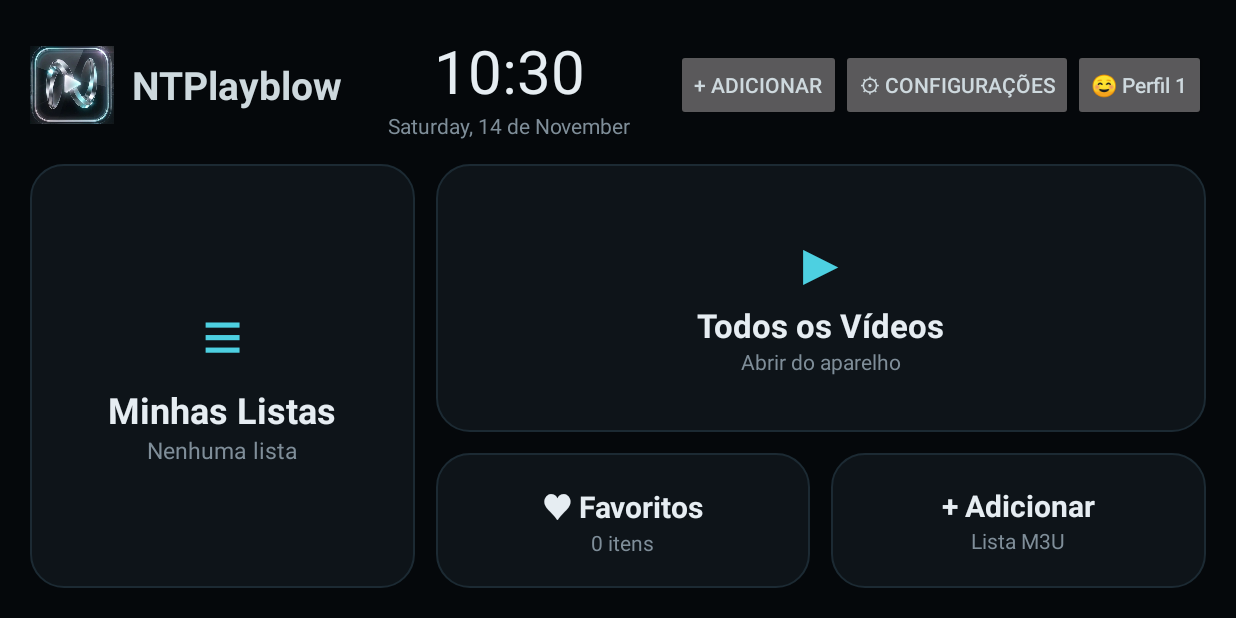
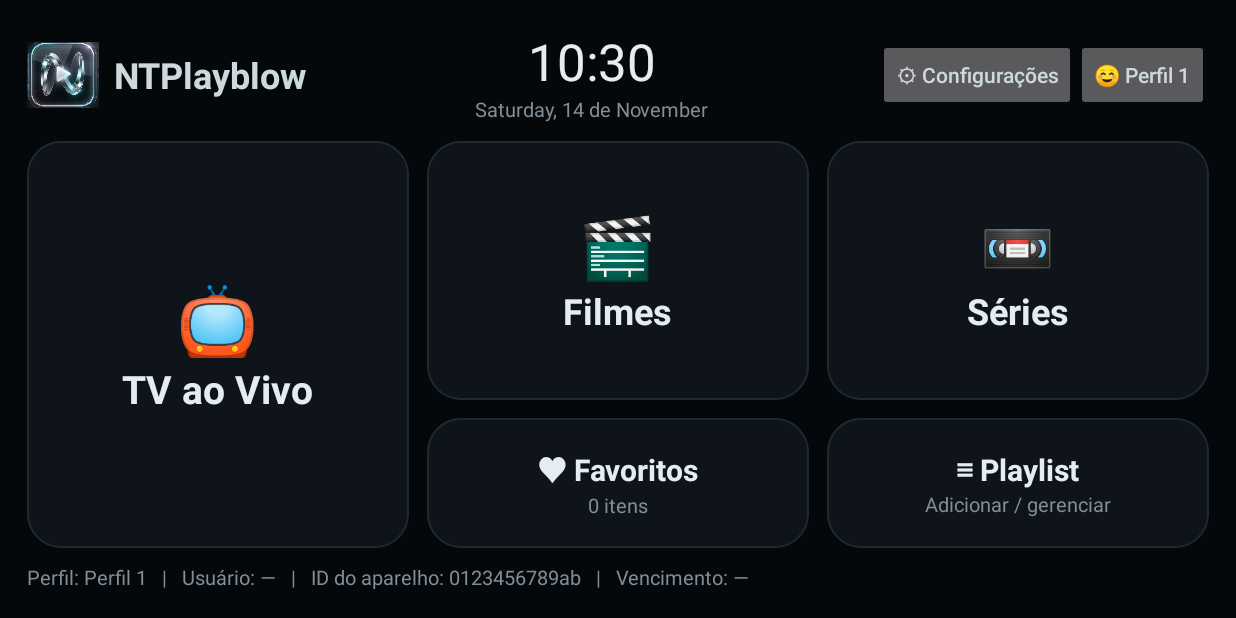
Before and after one commit to NataNpg/NTPlayblow, an Android app: the HomeActivity screen opened directly, with no data from a screen before it, on a phone screen of 824 x 412 dp (held sideways). Run offline under Robolectric (Android 15) with nearby library versions, the phone set to English and light mode, and no system bars.

Commit message:
Home estilo provedor (TV/Filmes/Series), diagnostico de lista vazia, logos de canais

```diff
--- a/app/src/main/java/com/ntplayblow/app/HomeActivity.kt
+++ b/app/src/main/java/com/ntplayblow/app/HomeActivity.kt
@@ -4,6 +4,10 @@ import android.app.Activity
 import android.app.AlertDialog
 import android.content.Intent
 import android.os.Bundle
+import android.provider.Settings
+import android.text.InputType
+import android.view.View
+import android.widget.EditText
 import android.widget.TextView
 
 class HomeActivity : Activity() {
@@ -12,34 +16,53 @@ class HomeActivity : Activity() {
     override fun onCreate(b: Bundle?) {
         super.onCreate(b)
         setContentView(R.layout.activity_home)
-        go(R.id.tile_lists, null, null)
-        go(R.id.tile_favs, "cat", "Favoritos")
-        go(R.id.tile_videos, "pick", "video")
-        go(R.id.tile_add, "pick", "list")
-        go(R.id.add_top, "pick", "list")
-        findViewById<android.view.View>(R.id.profile).setOnClickListener {
-            startActivity(Intent(this, ProfileActivity::class.java))
-        }
+        open(R.id.tile_live) { putExtra("type", "live") }
+        open(R.id.tile_movies) { putExtra("type", "movie") }
+        open(R.id.tile_series) { putExtra("type", "series") }
+        open(R.id.tile_favs) { putExtra("cat", "Favoritos") }
+        click(R.id.tile_playlist) { playlistMenu() }
+        click(R.id.settings) { startActivity(Intent(this, SettingsActivity::class.java)) }
+        click(R.id.profile) { startActivity(Intent(this, ProfileActivity::class.java)) }
         // com mais de um perfil, pergunta quem está assistindo ao abrir o app
         if (!Store.chosen && Store.ids(this).size > 1) startActivity(Intent(this, ProfileActivity::class.java))
-        findViewById<android.view.View>(R.id.settings).setOnClickListener {
-            startActivity(Intent(this, SettingsActivity::class.java))
-        }
     }
 
-    // abre a tela de canais, opcionalmente com uma ação inicial
-    private fun go(id: Int, key: String?, value: String?) =
-        findViewById<android.view.View>(id).setOnClickListener {
-            startActivity(Intent(this, MainActivity::class.java).apply { if (key != null) putExtra(key, value) })
-        }
+    private fun click(id: Int, f: () -> Unit) = findViewById<View>(id).setOnClickListener { f() }
+
+    private fun open(id: Int, extra: Intent.() -> Unit) =
+        click(id) { startActivity(Intent(this, MainActivity::class.java).apply(extra)) }
+
+    private fun playlistMenu() {
+        AlertDialog.Builder(this).setTitle("Playlist")
+            .setItems(arrayOf("Receber pelo celular (QR)", "Escolher arquivo M3U", "Colar link")) { _, i ->
+                when (i) {
+                    0 -> startActivity(Intent(this, ReceiveActivity::class.java))
+                    1 -> startActivity(Intent(this, MainActivity::class.java).putExtra("pick", "list"))
+                    else -> linkDialog()
+                }
+            }.show()
+    }
+
+    private fun linkDialog() {
+        val e = EditText(this).apply { inputType = InputType.TYPE_TEXT_VARIATION_URI; hint = "http://…"; setSingleLine() }
+        AlertDialog.Builder(this).setTitle("Link da lista M3U").setView(e)
+            .setNegativeButton("Cancelar", null)
+            .setPositiveButton("Abrir") { _, _ ->
+                val s = e.text.toString().trim()
+                if (s.startsWith("http://") || s.startsWith("https://"))
+                    startActivity(Intent(this, MainActivity::class.java).putExtra("url", s))
+            }.show()
+    }
 
     override fun onResume() {
         super.onResume()
         val id = Store.cur(this)
         findViewById<TextView>(R.id.profile).text = Store.AVATARS[Store.av(this, id)].first + " " + Store.name(this, id)
-        val n = prefs.getInt("last_count", 0)
-        findViewById<TextView>(R.id.sub_lists).text = if (n > 0) "$n canais" else "Nenhuma lista"
         findViewById<TextView>(R.id.sub_favs).text = (prefs.getStringSet("favs", emptySet())?.size ?: 0).toString() + " itens"
+        val dev = (Settings.Secure.getString(contentResolver, "android_id") ?: "?").take(12)
+        findViewById<TextView>(R.id.footer).text =
+            "Perfil: ${Store.name(this, id)}   |   Usuário: ${Account.user(this) ?: "—"}   |   " +
+            "ID do aparelho: $dev   |   Vencimento: ${Account.expires(this) ?: "—"}"
     }
 
     @Deprecated("back handling kept simple")
--- a/app/src/main/res/layout/activity_home.xml
+++ b/app/src/main/res/layout/activity_home.xml
@@ -1,87 +1,93 @@
 <?xml version="1.0" encoding="utf-8"?>
 <LinearLayout xmlns:android="http://schemas.android.com/apk/res/android"
     android:layout_width="match_parent" android:layout_height="match_parent"
-    android:orientation="vertical" android:background="#05080B" android:padding="20dp">
+    android:orientation="vertical" android:background="#05080B" android:padding="18dp">
 
     <LinearLayout
         android:layout_width="match_parent" android:layout_height="wrap_content"
         android:orientation="horizontal" android:gravity="center_vertical">
-        <ImageView android:layout_width="56dp" android:layout_height="56dp"
+        <ImageView android:layout_width="48dp" android:layout_height="48dp"
             android:src="@drawable/logo_icon" android:contentDescription="NTPlayblow"/>
         <TextView android:layout_width="wrap_content" android:layout_height="wrap_content"
-            android:text="NTPlayblow" android:textColor="#CED9DE" android:textSize="26sp"
-            android:textStyle="bold" android:paddingStart="12dp"/>
+            android:text="NTPlayblow" android:textColor="#CED9DE" android:textSize="24sp"
+            android:textStyle="bold" android:paddingStart="10dp"/>
         <LinearLayout android:layout_width="0dp" android:layout_height="wrap_content"
             android:layout_weight="1" android:orientation="vertical" android:gravity="center_horizontal">
             <TextClock android:layout_width="wrap_content" android:layout_height="wrap_content"
                 android:format24Hour="HH:mm" android:format12Hour="HH:mm"
-                android:textColor="#E6EDF2" android:textSize="40sp"/>
+                android:textColor="#E6EDF2" android:textSize="34sp"/>
             <TextClock android:layout_width="wrap_content" android:layout_height="wrap_content"
                 android:format24Hour="EEEE, d 'de' MMMM" android:format12Hour="EEEE, d 'de' MMMM"
-                android:textColor="#7F8E99" android:textSize="14sp"/>
+                android:textColor="#7F8E99" android:textSize="13sp"/>
         </LinearLayout>
-        <Button android:id="@+id/add_top" android:layout_width="wrap_content" android:layout_height="wrap_content"
-            android:text="+ Adicionar"/>
         <Button android:id="@+id/settings" android:layout_width="wrap_content" android:layout_height="wrap_content"
-            android:text="⚙ Configurações"/>
+            android:text="⚙ Configurações" android:textAllCaps="false"/>
         <Button android:id="@+id/profile" android:layout_width="wrap_content" android:layout_height="wrap_content"
             android:text="Perfil" android:textAllCaps="false"/>
     </LinearLayout>
 
     <LinearLayout
         android:layout_width="match_parent" android:layout_height="0dp" android:layout_weight="1"
-        android:orientation="horizontal" android:layout_marginTop="16dp">
+        android:orientation="horizontal" android:layout_marginTop="12dp">
 
-        <LinearLayout android:id="@+id/tile_lists"
+        <LinearLayout android:id="@+id/tile_live"
             android:layout_width="0dp" android:layout_height="match_parent" android:layout_weight="1"
             android:orientation="vertical" android:gravity="center" android:background="@drawable/bg_tile"
             android:clickable="true" android:focusable="true">
             <TextView android:layout_width="wrap_content" android:layout_height="wrap_content"
-                android:text="≡" android:textColor="#4DD0E1" android:textSize="48sp"/>
+                android:text="📺" android:textSize="44sp"/>
             <TextView android:layout_width="wrap_content" android:layout_height="wrap_content"
-                android:text="Minhas Listas" android:textColor="#E6EDF2" android:textSize="24sp" android:textStyle="bold"/>
-            <TextView android:id="@+id/sub_lists" android:layout_width="wrap_content" android:layout_height="wrap_content"
-                android:textColor="#7F8E99" android:textSize="15sp"/>
+                android:text="TV ao Vivo" android:textColor="#E6EDF2" android:textSize="26sp" android:textStyle="bold"/>
         </LinearLayout>
 
         <LinearLayout
-            android:layout_width="0dp" android:layout_height="match_parent" android:layout_weight="2"
-            android:orientation="vertical" android:layout_marginStart="14dp">
-
-            <LinearLayout android:id="@+id/tile_videos"
+            android:layout_width="0dp" android:layout_height="match_parent" android:layout_weight="1"
+            android:orientation="vertical" android:layout_marginStart="12dp">
+            <LinearLayout android:id="@+id/tile_movies"
                 android:layout_width="match_parent" android:layout_height="0dp" android:layout_weight="2"
                 android:orientation="vertical" android:gravity="center" android:background="@drawable/bg_tile"
                 android:clickable="true" android:focusable="true">
                 <TextView android:layout_width="wrap_content" android:layout_height="wrap_content"
-                    android:text="▶" android:textColor="#4DD0E1" android:textSize="40sp"/>
+                    android:text="🎬" android:textSize="40sp"/>
                 <TextView android:layout_width="wrap_content" android:layout_height="wrap_content"
-                    android:text="Todos os Vídeos" android:textColor="#E6EDF2" android:textSize="22sp" android:textStyle="bold"/>
+                    android:text="Filmes" android:textColor="#E6EDF2" android:textSize="24sp" android:textStyle="bold"/>
+            </LinearLayout>
+            <LinearLayout android:id="@+id/tile_favs"
+                android:layout_width="match_parent" android:layout_height="0dp" android:layout_weight="1"
+                android:orientation="vertical" android:gravity="center" android:background="@drawable/bg_tile"
+                android:layout_marginTop="12dp" android:clickable="true" android:focusable="true">
                 <TextView android:layout_width="wrap_content" android:layout_height="wrap_content"
-                    android:text="Abrir do aparelho" android:textColor="#7F8E99" android:textSize="14sp"/>
+                    android:text="♥ Favoritos" android:textColor="#E6EDF2" android:textSize="20sp" android:textStyle="bold"/>
+                <TextView android:id="@+id/sub_favs" android:layout_width="wrap_content" android:layout_height="wrap_content"
+                    android:textColor="#7F8E99" android:textSize="13sp"/>
+            </LinearLayout>
         </LinearLayout>
 
         <LinearLayout
-                android:layout_width="match_parent" android:layout_height="0dp" android:layout_weight="1"
-                android:orientation="horizontal" android:layout_marginTop="14dp">
-                <LinearLayout android:id="@+id/tile_favs"
             android:layout_width="0dp" android:layout_height="match_parent" android:layout_weight="1"
+            android:orientation="vertical" android:layout_marginStart="12dp">
+            <LinearLayout android:id="@+id/tile_series"
+                android:layout_width="match_parent" android:layout_height="0dp" android:layout_weight="2"
                 android:orientation="vertical" android:gravity="center" android:background="@drawable/bg_tile"
                 android:clickable="true" android:focusable="true">
                 <TextView android:layout_width="wrap_content" android:layout_height="wrap_content"
-                        android:text="♥ Favoritos" android:textColor="#E6EDF2" android:textSize="20sp" android:textStyle="bold"/>
-                    <TextView android:id="@+id/sub_favs" android:layout_width="wrap_content" android:layout_height="wrap_content"
-                        android:textColor="#7F8E99" android:textSize="14sp"/>
+                    android:text="📼" android:textSize="40sp"/>
+                <TextView android:layout_width="wrap_content" android:layout_height="wrap_content"
+                    android:text="Séries" android:textColor="#E6EDF2" android:textSize="24sp" android:textStyle="bold"/>
             </LinearLayout>
-                <LinearLayout android:id="@+id/tile_add"
-                    android:layout_width="0dp" android:layout_height="match_parent" android:layout_weight="1"
+            <LinearLayout android:id="@+id/tile_playlist"
+                android:layout_width="match_parent" android:layout_height="0dp" android:layout_weight="1"
                 android:orientation="vertical" android:gravity="center" android:background="@drawable/bg_tile"
-                    android:layout_marginStart="14dp" android:clickable="true" android:focusable="true">
+                android:layout_marginTop="12dp" android:clickable="true" android:focusable="true">
                 <TextView android:layout_width="wrap_content" android:layout_height="wrap_content"
-                        android:text="+ Adicionar" android:textColor="#E6EDF2" android:textSize="20sp" android:textStyle="bold"/>
+                    android:text="≡ Playlist" android:textColor="#E6EDF2" android:textSize="20sp" android:textStyle="bold"/>
                 <TextView android:layout_width="wrap_content" android:layout_height="wrap_content"
-                        android:text="Lista M3U" android:textColor="#7F8E99" android:textSize="14sp"/>
+                    android:text="Adicionar / gerenciar" android:textColor="#7F8E99" android:textSize="13sp"/>
             </LinearLayout>
         </LinearLayout>
     </LinearLayout>
+
+    <TextView android:id="@+id/footer" android:layout_width="match_parent" android:layout_height="wrap_content"
+        android:layout_marginTop="10dp" android:textColor="#7F8E99" android:textSize="13sp"
+        android:singleLine="true" android:ellipsize="end"/>
 </LinearLayout>
-</LinearLayout>
--- a/app/src/main/res/layout/item_channel.xml
+++ b/app/src/main/res/layout/item_channel.xml
@@ -3,6 +3,8 @@
     android:layout_width="match_parent" android:layout_height="wrap_content"
     android:orientation="horizontal" android:gravity="center_vertical"
     android:background="@drawable/bg_item" android:padding="10dp">
+    <ImageView android:id="@+id/logo" android:layout_width="44dp" android:layout_height="44dp"
+        android:scaleType="fitCenter" android:layout_marginEnd="10dp" android:contentDescription="@null"/>
     <TextView android:id="@+id/num" android:layout_width="48dp" android:layout_height="wrap_content"
         android:textColor="#7F8E99" android:textSize="12sp"/>
     <TextView android:id="@+id/name" android:layout_width="0dp" android:layout_height="wrap_content"
```
Also changed, not shown: app/src/main/java/com/ntplayblow/app/Account.kt (+5 -2 lines), app/src/main/java/com/ntplayblow/app/ImageLoader.kt (added, +35 -0 lines), app/src/main/java/com/ntplayblow/app/MainActivity.kt (+33 -7 lines). Lines whose indentation alone changed are shown as unchanged.
